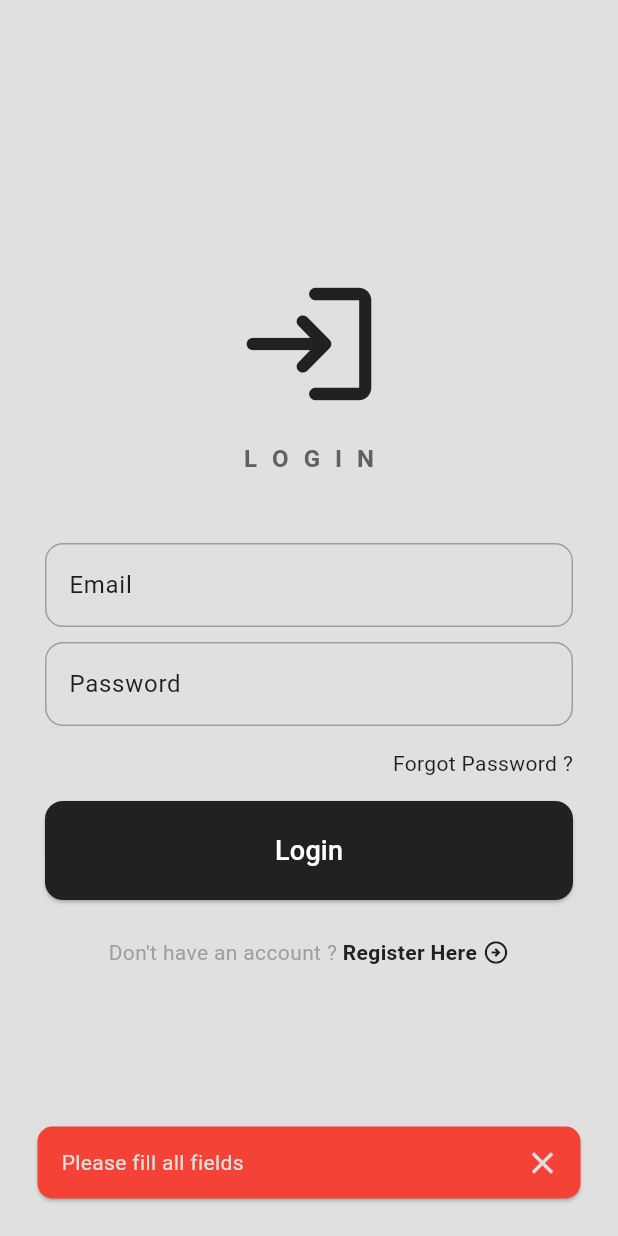
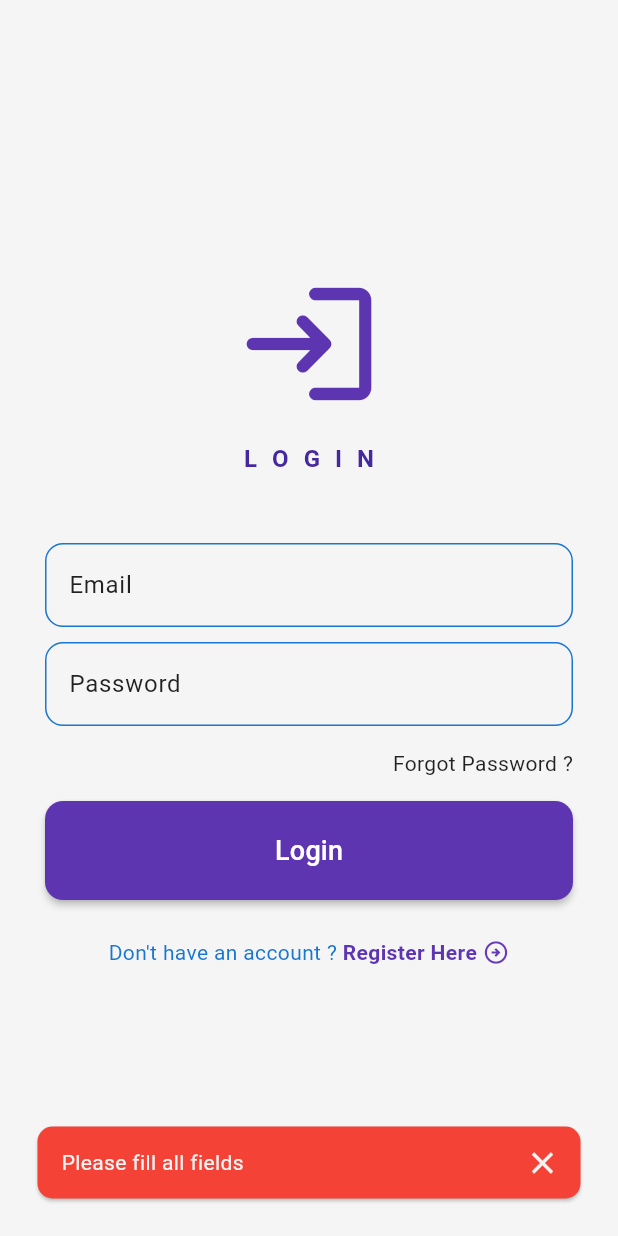
Before and after one commit to mikelgh/flutter-supabase-starter, a Flutter app: the screen it shows after launch, after a tap on "Login", on a phone screen of 412 x 824 dp. Run offline on Flutter 3.47's test engine with Material 3 defaults, Android fonts, the phone set to English and light mode, and no system bars; drawn by our look-alikes of liquid_swipe; our stand-ins replace flutter_dotenv, flutter_riverpod, go_router, supabase_flutter; accounts and stored records are empty.

Commit message:
添加AI智能笔记本启动界面，更新应用主题

```diff
--- /dev/null
+++ b/lib/features/screens/splash_screen.dart
@@ -0,0 +1,149 @@
+import 'package:flutter/material.dart';
+import 'package:go_router/go_router.dart';
+
+class SplashScreen extends StatefulWidget {
+  const SplashScreen({super.key});
+
+  @override
+  State<SplashScreen> createState() => _SplashScreenState();
+}
+
+class _SplashScreenState extends State<SplashScreen>
+    with SingleTickerProviderStateMixin {
+  late AnimationController _animationController;
+  late Animation<double> _fadeAnimation;
+  late Animation<double> _scaleAnimation;
+
+  @override
+  void initState() {
+    super.initState();
+
+    _animationController = AnimationController(
+      vsync: this,
+      duration: const Duration(seconds: 3),
+    );
+
+    _fadeAnimation = Tween<double>(begin: 0.0, end: 1.0).animate(
+      CurvedAnimation(
+        parent: _animationController,
+        curve: const Interval(0.0, 0.65, curve: Curves.easeInOut),
+      ),
+    );
+
+    _scaleAnimation = Tween<double>(begin: 0.8, end: 1.0).animate(
+      CurvedAnimation(
+        parent: _animationController,
+        curve: const Interval(0.2, 0.8, curve: Curves.easeInOut),
+      ),
+    );
+
+    // 启动动画
+    _animationController.forward();
+
+    // 延迟3秒后导航到下一个页面
+    Future.delayed(const Duration(seconds: 3), () {
+      if (mounted) {
+        context.go('/');
+      }
+    });
+  }
+
+  @override
+  void dispose() {
+    _animationController.dispose();
+    super.dispose();
+  }
+
+  @override
+  Widget build(BuildContext context) {
+    return Scaffold(
+      body: Container(
+        decoration: BoxDecoration(
+          gradient: LinearGradient(
+            begin: Alignment.topLeft,
+            end: Alignment.bottomRight,
+            colors: [Colors.blue.shade800, Colors.purple.shade900],
+          ),
+        ),
+        child: AnimatedBuilder(
+          animation: _animationController,
+          builder: (context, child) {
+            return Center(
+              child: Column(
+                mainAxisAlignment: MainAxisAlignment.center,
+                children: [
+                  FadeTransition(
+                    opacity: _fadeAnimation,
+                    child: ScaleTransition(
+                      scale: _scaleAnimation,
+                      child: Container(
+                        width: 150,
+                        height: 150,
+                        decoration: BoxDecoration(
+                          color: Colors.white,
+                          borderRadius: BorderRadius.circular(30),
+                          boxShadow: [
+                            BoxShadow(
+                              color: Colors.black.withOpacity(0.3),
+                              blurRadius: 15,
+                              offset: const Offset(0, 8),
+                            ),
+                          ],
+                        ),
+                        child: const Center(
+                          child: Icon(
+                            Icons.auto_awesome_motion,
+                            size: 80,
+                            color: Colors.deepPurple,
+                          ),
+                        ),
+                      ),
+                    ),
+                  ),
+                  const SizedBox(height: 40),
+                  FadeTransition(
+                    opacity: _fadeAnimation,
+                    child: Text(
+                      '欢迎使用',
+                      style: TextStyle(
+                        fontSize: 32,
+                        fontWeight: FontWeight.bold,
+                        color: Colors.white,
+                        shadows: [
+                          Shadow(
+                            color: Colors.black.withOpacity(0.3),
+                            blurRadius: 5,
+                            offset: const Offset(0, 2),
+                          ),
+                        ],
+                      ),
+                    ),
+                  ),
+                  const SizedBox(height: 16),
+                  FadeTransition(
+                    opacity: _fadeAnimation,
+                    child: Text(
+                      'AI 智能笔记本',
+                      style: TextStyle(
+                        fontSize: 24,
+                        color: Colors.white.withOpacity(0.9),
+                        fontWeight: FontWeight.w500,
+                      ),
+                    ),
+                  ),
+                  const SizedBox(height: 60),
+                  FadeTransition(
+                    opacity: _fadeAnimation,
+                    child: const CircularProgressIndicator(
+                      valueColor: AlwaysStoppedAnimation<Color>(Colors.white),
+                    ),
+                  ),
+                ],
+              ),
+            );
+          },
+        ),
+      ),
+    );
+  }
+}
--- a/lib/features/theme/dark_mode.dart
+++ b/lib/features/theme/dark_mode.dart
@@ -3,10 +3,14 @@ import 'package:flutter/material.dart';
 ThemeData darkMode = ThemeData(
   brightness: Brightness.dark,
   colorScheme: ColorScheme.dark(
-    surface: Colors.grey.shade900,
-    primary: Colors.grey.shade300,
-    secondary: Colors.grey.shade500,
-    tertiary: Colors.grey.shade400,
+    background: Colors.grey.shade900,
+    surface: Colors.grey.shade800,
+    primary: Colors.deepPurple.shade300,
+    primaryContainer: Colors.deepPurple.shade800,
+    secondary: Colors.blue.shade300,
+    secondaryContainer: Colors.blue.shade800,
+    tertiary: Colors.deepPurple.shade200,
+    tertiaryContainer: Colors.deepPurple.shade900,
     inversePrimary: Colors.grey.shade800,
     onSurface: Colors.white70,
     onPrimary: Colors.black87,
@@ -14,4 +18,45 @@ ThemeData darkMode = ThemeData(
     error: Colors.red.shade400,
     onError: Colors.white,
   ),
+  scaffoldBackgroundColor: Colors.black,
+  appBarTheme: AppBarTheme(
+    backgroundColor: Colors.grey.shade900,
+    foregroundColor: Colors.white,
+    elevation: 0,
+  ),
+  elevatedButtonTheme: ElevatedButtonThemeData(
+    style: ElevatedButton.styleFrom(
+      backgroundColor: Colors.deepPurple.shade300,
+      foregroundColor: Colors.black87,
+      elevation: 2,
+      shape: RoundedRectangleBorder(borderRadius: BorderRadius.circular(12)),
+      padding: const EdgeInsets.symmetric(horizontal: 24, vertical: 12),
+    ),
+  ),
+  cardTheme: CardTheme(
+    color: Colors.grey.shade800,
+    elevation: 2,
+    shape: RoundedRectangleBorder(borderRadius: BorderRadius.circular(16)),
+  ),
+  inputDecorationTheme: InputDecorationTheme(
+    filled: true,
+    fillColor: Colors.grey.shade800,
+    border: OutlineInputBorder(
+      borderRadius: BorderRadius.circular(12),
+      borderSide: BorderSide.none,
+    ),
+    enabledBorder: OutlineInputBorder(
+      borderRadius: BorderRadius.circular(12),
+      borderSide: BorderSide(color: Colors.grey.shade700),
+    ),
+    focusedBorder: OutlineInputBorder(
+      borderRadius: BorderRadius.circular(12),
+      borderSide: BorderSide(color: Colors.deepPurple.shade300, width: 2),
+    ),
+  ),
+  textTheme: const TextTheme(
+    headlineLarge: TextStyle(fontWeight: FontWeight.bold, color: Colors.white),
+    headlineMedium: TextStyle(fontWeight: FontWeight.bold, color: Colors.white),
+    bodyLarge: TextStyle(color: Colors.white70),
+  ),
 );
--- a/lib/features/theme/light_mode.dart
+++ b/lib/features/theme/light_mode.dart
@@ -3,10 +3,14 @@ import 'package:flutter/material.dart';
 ThemeData lightMode = ThemeData(
   brightness: Brightness.light,
   colorScheme: ColorScheme.light(
-    surface: Colors.grey.shade300,
-    primary: Colors.grey.shade900,
-    secondary: Colors.grey.shade500,
-    tertiary: Colors.grey.shade700,
+    background: Colors.white,
+    surface: Colors.grey.shade100,
+    primary: Colors.deepPurple.shade600,
+    primaryContainer: Colors.deepPurple.shade100,
+    secondary: Colors.blue.shade700,
+    secondaryContainer: Colors.blue.shade100,
+    tertiary: Colors.deepPurple.shade800,
+    tertiaryContainer: Colors.deepPurple.shade50,
     inversePrimary: Colors.grey.shade100,
     onSurface: Colors.black87,
     onPrimary: Colors.white,
@@ -14,4 +18,51 @@ ThemeData lightMode = ThemeData(
     error: Colors.red.shade700,
     onError: Colors.white,
   ),
+  scaffoldBackgroundColor: Colors.grey.shade50,
+  appBarTheme: AppBarTheme(
+    backgroundColor: Colors.deepPurple.shade600,
+    foregroundColor: Colors.white,
+    elevation: 0,
+  ),
+  elevatedButtonTheme: ElevatedButtonThemeData(
+    style: ElevatedButton.styleFrom(
+      backgroundColor: Colors.deepPurple.shade600,
+      foregroundColor: Colors.white,
+      elevation: 2,
+      shape: RoundedRectangleBorder(borderRadius: BorderRadius.circular(12)),
+      padding: const EdgeInsets.symmetric(horizontal: 24, vertical: 12),
+    ),
+  ),
+  cardTheme: CardTheme(
+    color: Colors.white,
+    elevation: 2,
+    shape: RoundedRectangleBorder(borderRadius: BorderRadius.circular(16)),
+  ),
+  inputDecorationTheme: InputDecorationTheme(
+    filled: true,
+    fillColor: Colors.grey.shade100,
+    border: OutlineInputBorder(
+      borderRadius: BorderRadius.circular(12),
+      borderSide: BorderSide.none,
+    ),
+    enabledBorder: OutlineInputBorder(
+      borderRadius: BorderRadius.circular(12),
+      borderSide: BorderSide(color: Colors.grey.shade300),
+    ),
+    focusedBorder: OutlineInputBorder(
+      borderRadius: BorderRadius.circular(12),
+      borderSide: BorderSide(color: Colors.deepPurple.shade600, width: 2),
+    ),
+  ),
+  textTheme: const TextTheme(
+    headlineLarge: TextStyle(
+      fontWeight: FontWeight.bold,
+      color: Colors.black87,
+    ),
+    headlineMedium: TextStyle(
+      fontWeight: FontWeight.bold,
+      color: Colors.black87,
+    ),
+    bodyLarge: TextStyle(color: Colors.black87),
+  ),
 );
--- a/lib/main.dart
+++ b/lib/main.dart
@@ -31,9 +31,16 @@ class MyApp extends StatelessWidget {
   @override
   Widget build(BuildContext context) {
     return MaterialApp.router(
+      title: 'AI 智能笔记本',
       debugShowCheckedModeBanner: false,
       routerConfig: appRouter,
-      theme: lightMode,
+      theme: lightMode.copyWith(
+        // 添加一些启动屏幕可能需要的特殊样式
+        progressIndicatorTheme: const ProgressIndicatorThemeData(
+          color: Colors.white,
+        ),
+        iconTheme: const IconThemeData(color: Colors.deepPurple),
+      ),
       darkTheme: darkMode,
     );
   }
--- a/lib/router/app_router.dart
+++ b/lib/router/app_router.dart
@@ -3,10 +3,15 @@ import '../core/services/supabase_service.dart';
 import '../core/repositories/auth_repository.dart';
 import '../features/controllers/auth_screen_controller.dart';
 import '../features/controllers/home_screen_controller.dart';
+import '../features/screens/splash_screen.dart';
 
 final appRouter = GoRouter(
-  initialLocation: '/',
+  initialLocation: '/splash',
   redirect: (context, state) async {
+    if (state.fullPath == '/splash') {
+      return null;
+    }
+
     await SupabaseService.initialize();
     final authRepository = AuthRepository(SupabaseService.client);
     final isLoggedIn = authRepository.currentUser != null;
@@ -23,6 +28,7 @@ final appRouter = GoRouter(
     return null;
   },
   routes: [
+    GoRoute(path: '/splash', builder: (context, state) => const SplashScreen()),
     GoRoute(path: '/', builder: (context, state) => AuthScreen()),
     GoRoute(path: '/home', builder: (context, state) => HomeScreenController()),
   ],
```
